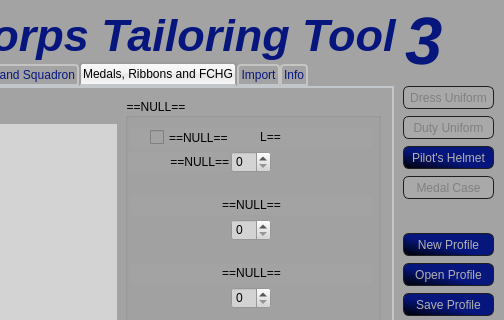
This is _Resource/ttt.ui in SmTaUcM/TTT3 as Qt 5 draws it before an edit; both pictures show x 157 to 661 and y 0 to 320 of the 661 by 443 pixel window. The edited form follows.
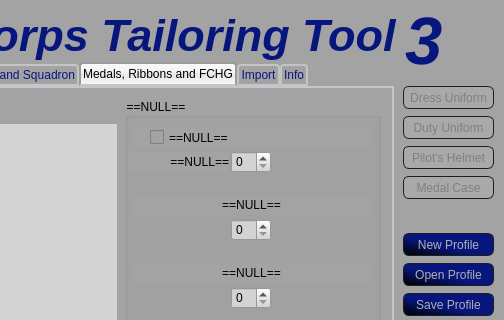
This is the edited form. The open tabs and pages were chosen to show the change. Icons and pictures are not drawn.

The edit to the form file:
```diff
--- a/_Resource/ttt.ui
+++ b/_Resource/ttt.ui
@@ -1283,7 +1283,7 @@
         <rect>
          <x>25</x>
          <y>31</y>
-         <width>111</width>
+         <width>221</width>
          <height>17</height>
         </rect>
        </property>
@@ -2425,7 +2425,7 @@
    </widget>
    <widget class="QPushButton" name="btn_helmet">
     <property name="enabled">
-     <bool>true</bool>
+     <bool>false</bool>
     </property>
     <property name="geometry">
      <rect>
```
